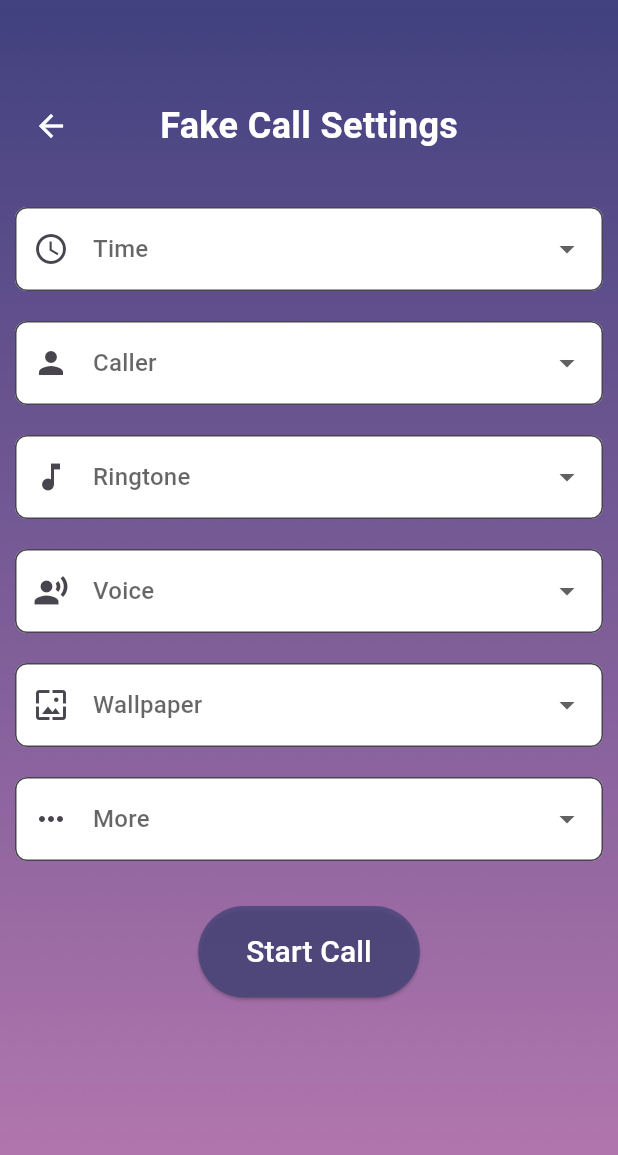
After one commit to CarolinaZRM/CosmicComfort, a Flutter app: the screen it shows after launch, item 4 of the bottom bar chosen, on a phone screen of 412 x 824 dp. The commit adds this screen. Shown: the top 1155 px of the screen. Run offline on Flutter 3.47's test engine with Material 3 defaults, Android fonts, the phone set to English and light mode, and no system bars.

Commit message:
implemented the fake call page setup

```diff
--- a/lib/main.dart
+++ b/lib/main.dart
@@ -2,6 +2,7 @@ import 'package:flutter/material.dart';
 import 'pages/SettingsPage.dart'; // Import the settings page file
 import 'pages/ResourcesPage.dart';
 import 'pages/AccioPage.dart';
+import 'pages/FakeCallPage.dart';
 
 void main() {
   runApp(const MyApp());
@@ -217,7 +218,11 @@ class _MyHomePageState extends State<MyHomePage> {
                     IconButton(
                       icon: const Icon(Icons.call, size: 40, color: Colors.white),
                       onPressed: () {
-                        // Fake Call
+                        /// Navigate to Fake Call Page
+                          Navigator.push(
+                            context,
+                            MaterialPageRoute(builder: (context) => const FakeCallPage()),
+                          );
                       },
                     ),
                     IconButton(
--- /dev/null
+++ b/lib/pages/FakeCallPage.dart
@@ -0,0 +1,199 @@
+import 'package:flutter/material.dart';
+
+class FakeCallPage extends StatefulWidget {
+  const FakeCallPage({Key? key}) : super(key: key);
+
+  @override
+  State<FakeCallPage> createState() => _FakeCallPageState();
+}
+
+class _FakeCallPageState extends State<FakeCallPage> {
+  // Define variables to store the dropdown selections
+  String? selectedTime;
+  String? selectedCaller;
+  String? selectedRingtone;
+  String? selectedVoice;
+  String? selectedWallpaper;
+  String? selectedMore;
+
+  @override
+  Widget build(BuildContext context) {
+    return Scaffold(
+      body: Stack(
+        children: [
+          // Background image
+          Container(
+            decoration: const BoxDecoration(
+              image: DecorationImage(
+                image: AssetImage('assets/Ombre.PNG'), // Your background image path
+                fit: BoxFit.cover,
+              ),
+            ),
+          ),
+          Padding(
+            padding: const EdgeInsets.fromLTRB(10.0, 60.0, 10.0, 20.0),
+            child: Column(
+              crossAxisAlignment: CrossAxisAlignment.start,
+              children: [
+                // Row with Back Arrow and Title
+                Row(
+                  mainAxisAlignment: MainAxisAlignment.spaceBetween,
+                  children: [
+                    IconButton(
+                      icon: const Icon(Icons.arrow_back, color: Colors.white),
+                      onPressed: () {
+                        Navigator.pop(context); // Navigates back to the previous screen
+                      },
+                    ),
+                    const Text(
+                      'Fake Call Settings',
+                      style: TextStyle(
+                        fontSize: 24,
+                        fontWeight: FontWeight.bold,
+                        color: Colors.white,
+                      ),
+                    ),
+                    const SizedBox(width: 48), // To balance the row
+                  ],
+                ),
+
+                const SizedBox(height: 20), // Space below the title
+
+                // Dropdown for Time Setting
+                _buildDropdownMenu(
+                  title: 'Time',
+                  icon: Icons.schedule,
+                  value: selectedTime,
+                  items: ['10 seconds', '30 seconds', '1 minute', '5 minutes'],
+                  onChanged: (value) {
+                    setState(() {
+                      selectedTime = value;
+                    });
+                  },
+                ),
+
+                // Dropdown for Caller Setting
+                _buildDropdownMenu(
+                  title: 'Caller',
+                  icon: Icons.person,
+                  value: selectedCaller,
+                  items: ['Mom', 'Boss', 'Friend', 'Unknown'],
+                  onChanged: (value) {
+                    setState(() {
+                      selectedCaller = value;
+                    });
+                  },
+                ),
+
+                // Dropdown for Ringtone Setting
+                _buildDropdownMenu(
+                  title: 'Ringtone',
+                  icon: Icons.music_note,
+                  value: selectedRingtone,
+                  items: ['Ringtone 1', 'Ringtone 2', 'Ringtone 3'],
+                  onChanged: (value) {
+                    setState(() {
+                      selectedRingtone = value;
+                    });
+                  },
+                ),
+
+                // Dropdown for Voice Setting
+                _buildDropdownMenu(
+                  title: 'Voice',
+                  icon: Icons.record_voice_over,
+                  value: selectedVoice,
+                  items: ['Voice 1', 'Voice 2', 'Voice 3'],
+                  onChanged: (value) {
+                    setState(() {
+                      selectedVoice = value;
+                    });
+                  },
+                ),
+
+                // Dropdown for Wallpaper Setting
+                _buildDropdownMenu(
+                  title: 'Wallpaper',
+                  icon: Icons.wallpaper,
+                  value: selectedWallpaper,
+                  items: ['Wallpaper 1', 'Wallpaper 2', 'Wallpaper 3'],
+                  onChanged: (value) {
+                    setState(() {
+                      selectedWallpaper = value;
+                    });
+                  },
+                ),
+
+                // Dropdown for More Settings
+                _buildDropdownMenu(
+                  title: 'More',
+                  icon: Icons.more_horiz,
+                  value: selectedMore,
+                  items: ['Option 1', 'Option 2', 'Option 3'],
+                  onChanged: (value) {
+                    setState(() {
+                      selectedMore = value;
+                    });
+                  },
+                ),
+
+                const SizedBox(height: 20), // Space below dropdowns
+
+                // Start Call Button
+                Center(
+                  child: ElevatedButton(
+                    onPressed: () {
+                      // Trigger fake call action
+                    },
+                    style: ElevatedButton.styleFrom(
+                      padding: const EdgeInsets.symmetric(horizontal: 32, vertical: 16),
+                      backgroundColor: const Color.fromARGB(200, 69, 68, 121), // Button color
+                    ),
+                    child: const Text(
+                      'Start Call',
+                      style: TextStyle(fontSize: 20, color: Colors.white),
+                    ),
+                  ),
+                ),
+              ],
+            ),
+          ),
+        ],
+      ),
+    );
+  }
+
+  // Helper function to build a dropdown menu
+  Widget _buildDropdownMenu({
+    required String title,
+    required IconData icon,
+    required String? value,
+    required List<String> items,
+    required ValueChanged<String?> onChanged,
+  }) {
+    return Padding(
+      padding: const EdgeInsets.symmetric(vertical: 10.0),
+      child: DropdownButtonFormField<String>(
+        decoration: InputDecoration(
+          filled: true,
+          fillColor: Colors.white, // White background for the dropdown
+          labelText: title,
+          prefixIcon: Icon(icon),
+          floatingLabelBehavior: FloatingLabelBehavior.never, // Fixes the issue of the label moving
+          border: OutlineInputBorder(
+            borderRadius: BorderRadius.circular(8.0),
+          ),
+        ),
+        hint: Text(title), // Ensure the title shows when no value is selected
+        value: value,
+        items: items.map((String item) {
+          return DropdownMenuItem<String>(
+            value: item,
+            child: Text(item),
+          );
+        }).toList(),
+        onChanged: onChanged,
+      ),
+    );
+  }
+}
```
